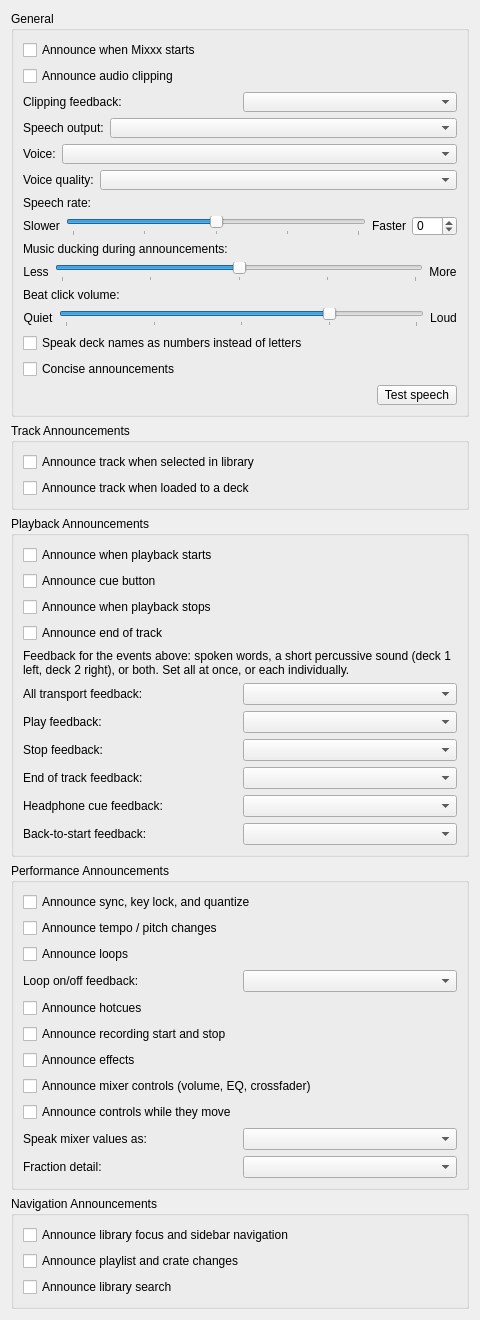
XeTK/mixxx, file src/preferences/dialog/dlgprefaccessibilitydlg.ui: the form before one commit.
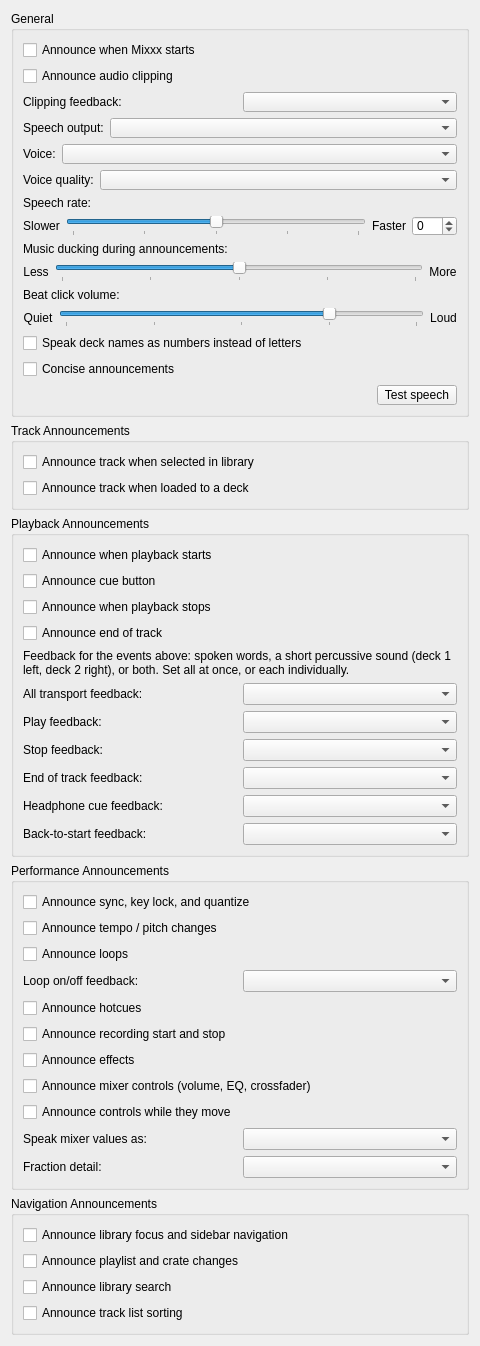
The form after the commit.

Commit message:
feat(accessibility): speak track-list sort column/order changes (issue #17)
Announce the active sort column and direction when the track list is
re-sorted (sort_column_toggle keyboard binding or column-header click).
Debounced so the two control updates from a single toggle collapse into
one announcement. Gated by a new AnnounceSort setting (default on).

```diff
--- a/src/preferences/dialog/dlgprefaccessibilitydlg.ui
+++ b/src/preferences/dialog/dlgprefaccessibilitydlg.ui
@@ -810,6 +810,16 @@
         </property>
        </widget>
       </item>
+      <item>
+       <widget class="QCheckBox" name="checkBoxAnnounceSort">
+        <property name="toolTip">
+         <string>Speak the sort column and direction when the track list is re-sorted (e.g. via the sort column toggle).</string>
+        </property>
+        <property name="text">
+         <string>Announce track list sorting</string>
+        </property>
+       </widget>
+      </item>
      </layout>
     </widget>
    </item>
```
The commit also changes 7 other files.
